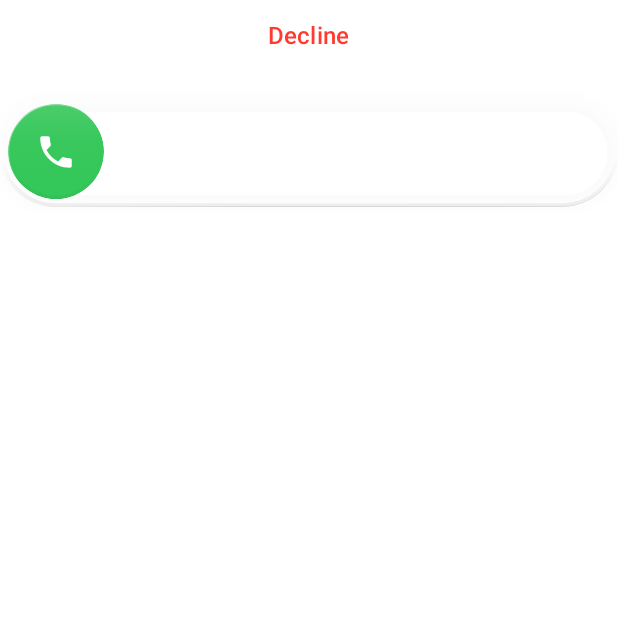
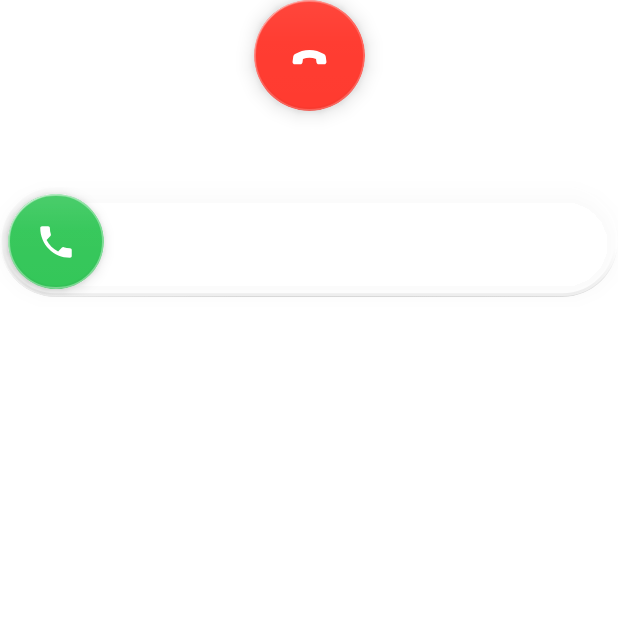
Before and after one commit to aswadhkrishna22-prog/Telvique, an Android app built with Jetpack Compose: the composable AppleSlideToAnswerPill called with empty values, on a phone screen of 412 x 824 dp, the top half of it. Run offline under Robolectric (Android 15) with nearby library versions, the phone set to English and light mode, and no system bars; libraries missing offline, so code that uses them is left out: com.kyant.backdrop, dev.chrisbanes.haze, io.github.fletchmckee.liquid; 6 statements that could not run were skipped.

Commit message:
feat: replace circular accept button with iOS-inspired slide to answer on incoming call screen

```diff
--- a/app/src/main/java/com/telvique/phone/ui/call/CallActivity.kt
+++ b/app/src/main/java/com/telvique/phone/ui/call/CallActivity.kt
@@ -2,7 +2,6 @@ package com.telvique.phone.ui.call
 
 import android.Manifest
 import android.annotation.SuppressLint
-import android.app.KeyguardManager
 import android.content.Intent
 import android.content.pm.PackageManager
 import android.os.Build
@@ -20,12 +19,20 @@ import androidx.activity.enableEdgeToEdge
 import androidx.activity.result.contract.ActivityResultContracts
 import androidx.compose.animation.AnimatedVisibility
 import androidx.compose.animation.core.Animatable
+import androidx.compose.animation.core.LinearEasing
+import androidx.compose.animation.core.RepeatMode
+import androidx.compose.animation.core.Spring
+import androidx.compose.animation.core.animateFloat
+import androidx.compose.animation.core.infiniteRepeatable
+import androidx.compose.animation.core.rememberInfiniteTransition
 import androidx.compose.animation.core.spring
+import androidx.compose.animation.core.tween
 import androidx.compose.animation.fadeIn
 import androidx.compose.animation.fadeOut
 import androidx.compose.foundation.background
 import androidx.compose.foundation.border
 import androidx.compose.foundation.clickable
+import androidx.compose.foundation.interaction.MutableInteractionSource
 import androidx.compose.foundation.gestures.detectHorizontalDragGestures
 import androidx.compose.foundation.layout.Arrangement
 import androidx.compose.foundation.layout.Box
@@ -44,6 +51,7 @@ import androidx.compose.foundation.layout.safeDrawingPadding
 import androidx.compose.foundation.layout.size
 import androidx.compose.foundation.layout.statusBarsPadding
 import androidx.compose.foundation.layout.width
+import androidx.compose.foundation.layout.widthIn
 import androidx.compose.foundation.lazy.LazyColumn
 import androidx.compose.foundation.lazy.items
 import androidx.compose.foundation.shape.CircleShape
@@ -97,6 +105,7 @@ import androidx.compose.ui.platform.LocalHapticFeedback
 import androidx.compose.ui.res.stringResource
 import androidx.compose.ui.semantics.Role
 import androidx.compose.ui.semantics.contentDescription
+import androidx.compose.ui.semantics.onClick
 import androidx.compose.ui.semantics.role
 import androidx.compose.ui.semantics.semantics
 import androidx.compose.ui.semantics.stateDescription
@@ -286,9 +295,6 @@ private fun CallScreen(
     var showParticipantsSheet by remember { mutableStateOf(false) }
     var showVerifyCallerSheet by remember { mutableStateOf(false) }
     var elapsedSeconds by remember { mutableLongStateOf(0L) }
-    val isDeviceLocked = remember(primary?.id, primary?.phase) {
-        context.getSystemService(KeyguardManager::class.java)?.isKeyguardLocked == true
-    }
 
     LaunchedEffect(primary?.id, primary?.phase, primary?.connectTimeMillis) {
         if (primary != null && primary.phase == CallPhase.ACTIVE && primary.connectTimeMillis > 0L) {
@@ -657,36 +663,17 @@ private fun CallScreen(
                                 onClick = { onAnswerAndHoldOthers(primary.id) }
                             )
                         }
-                    } else if (isDeviceLocked) {
+                    } else {
                         AppleSlideToAnswerPill(
                             backdrop = posterBackdrop,
+                            callPhase = primary.phase,
+                            callId = primary.id,
                             onAnswer = { onAnswer(primary.id) },
                             onDecline = { onDecline(primary.id) },
                             modifier = Modifier
                                 .fillMaxWidth()
                                 .padding(bottom = 24.dp)
                         )
-                    } else {
-                        Row(
-                            modifier = Modifier
-                                .fillMaxWidth()
-                                .padding(bottom = 26.dp),
-                            horizontalArrangement = Arrangement.SpaceEvenly,
-                            verticalAlignment = Alignment.CenterVertically
-                        ) {
-                            AppleSolidCallCircle(
-                                icon = ApplePhoneIcons.PhoneDownFill,
-                                label = "Decline",
-                                containerColor = TelviqueColors.CallRed,
-                                onClick = { onDecline(primary.id) }
-                            )
-                            AppleSolidCallCircle(
-                                icon = ApplePhoneIcons.PhoneFill,
-                                label = "Accept",
-                                containerColor = TelviqueColors.CallGreen,
-                                onClick = { onAnswer(primary.id) }
-                            )
-                        }
                     }
                 } else {
                     AnimatedVisibility(
@@ -1798,6 +1785,8 @@ private fun AppleInCallDtmfKeypad(
 @Composable
 private fun AppleSlideToAnswerPill(
     backdrop: Backdrop?,
+    callPhase: CallPhase,
+    callId: String,
     onAnswer: () -> Unit,
     onDecline: () -> Unit,
     modifier: Modifier = Modifier
@@ -1806,75 +1795,196 @@ private fun AppleSlideToAnswerPill(
     val haptics = LocalHapticFeedback.current
     val scope = rememberCoroutineScope()
 
+    var isAnswerTriggered by remember(callId) { mutableStateOf(false) }
+    var isDeclineTriggered by remember(callId) { mutableStateOf(false) }
+    val offsetX = remember(callId) { Animatable(0f) }
+
+    LaunchedEffect(callPhase, callId) {
+        if (callPhase != CallPhase.RINGING) {
+            isAnswerTriggered = false
+            isDeclineTriggered = false
+            offsetX.snapTo(0f)
+        }
+    }
+
     Column(
         modifier = modifier,
         horizontalAlignment = Alignment.CenterHorizontally,
-        verticalArrangement = Arrangement.spacedBy(16.dp)
-    ) {
-        TextButton(onClick = onDecline) {
-            Text(
-                text = "Decline",
-                color = TelviqueColors.CallRed,
-                fontSize = 16.sp,
-                fontWeight = FontWeight.SemiBold
-            )
-        }
-
+        verticalArrangement = Arrangement.spacedBy(20.dp)
+    ) {
+        // Separate, clearly accessible red Decline action
+        AppleSolidCallCircle(
+            icon = ApplePhoneIcons.PhoneDownFill,
+            label = "Decline",
+            containerColor = TelviqueColors.CallRed,
+            onClick = {
+                if (!isDeclineTriggered && !isAnswerTriggered && callPhase == CallPhase.RINGING) {
+                    isDeclineTriggered = true
+                    onDecline()
+                }
+            }
+        )
+
+        // Slide to Answer Track
         BoxWithConstraints(
             modifier = Modifier
                 .fillMaxWidth()
+                .widthIn(max = 420.dp)
                 .height(74.dp)
+        ) {
+            val thumbSize = 64.dp
+            val trackPadding = 5.dp
+            val maxDragPx = with(density) {
+                (maxWidth - (trackPadding * 2) - thumbSize).toPx().coerceAtLeast(1f)
+            }
+            val completionThreshold = maxDragPx * 0.72f
+
+            // Infinite shimmer transition across the track
+            val infiniteTransition = rememberInfiniteTransition(label = "shimmer_transition")
+            val shimmerProgress by infiniteTransition.animateFloat(
+                initialValue = 0f,
+                targetValue = 1f,
+                animationSpec = infiniteRepeatable(
+                    animation = tween(durationMillis = 2400, easing = LinearEasing),
+                    repeatMode = RepeatMode.Restart
+                ),
+                label = "shimmer_progress"
+            )
+
+            val trackWidthPx = with(density) { maxWidth.toPx() }
+            val shimmerBrush = remember(shimmerProgress, trackWidthPx) {
+                val startX = -trackWidthPx + (shimmerProgress * trackWidthPx * 2f)
+                Brush.linearGradient(
+                    colors = listOf(
+                        Color.White.copy(alpha = 0.35f),
+                        Color.White.copy(alpha = 0.95f),
+                        Color.White.copy(alpha = 0.35f)
+                    ),
+                    start = Offset(startX, 0f),
+                    end = Offset(startX + (trackWidthPx * 0.45f).coerceAtLeast(100f), 0f)
+                )
+            }
+
+            fun triggerAnswer() {
+                if (!isAnswerTriggered && !isDeclineTriggered && callPhase == CallPhase.RINGING) {
+                    isAnswerTriggered = true
+                    haptics.performHapticFeedback(HapticFeedbackType.LongPress)
+                    scope.launch {
+                        offsetX.animateTo(
+                            targetValue = maxDragPx,
+                            animationSpec = spring(
+                                dampingRatio = Spring.DampingRatioLowBouncy,
+                                stiffness = Spring.StiffnessMediumLow
+                            )
+                        )
+                        if (callPhase == CallPhase.RINGING) {
+                            onAnswer()
+                        }
+                    }
+                }
+            }
+
+            Box(
+                modifier = Modifier
+                    .fillMaxSize()
                     .backdropLiquidGlass(
                         backdrop = backdrop,
                         shape = CircleShape,
                         isDark = true,
                         interactive = false,
                         hasLens = false,
-                    scrimAlpha = 0.24f,
+                        scrimAlpha = 0.28f,
                         fallbackTint = Color.White.copy(alpha = 0.16f)
                     )
+                    .border(1.dp, Color.White.copy(alpha = 0.22f), CircleShape)
                     .clip(CircleShape)
-                .padding(5.dp)
-        ) {
-            val thumbSize = 64.dp
-            val maxDragPx = with(density) { (maxWidth - thumbSize).toPx().coerceAtLeast(1f) }
-            val offsetX = remember { Animatable(0f) }
-
-            Text(
-                text = "slide to answer",
-                color = Color.White.copy(alpha = (1f - offsetX.value / maxDragPx).coerceIn(0.15f, 0.85f)),
+                    .padding(trackPadding)
+                    .semantics(mergeDescendants = true) {
+                        role = Role.Button
+                        contentDescription = "Slide to answer incoming call"
+                        stateDescription = if (isAnswerTriggered) "Answering" else "Ready to slide"
+                        onClick(label = "Answer incoming call") {
+                            triggerAnswer()
+                            true
+                        }
+                    }
+            ) {
+                val textAlpha = (1f - (offsetX.value / maxDragPx) * 1.5f).coerceIn(0f, 1f)
+
+                Text(
+                    text = "slide to answer  ›",
+                    style = TextStyle(
+                        brush = shimmerBrush,
                         fontSize = 17.sp,
                         fontWeight = FontWeight.Medium,
-                modifier = Modifier.align(Alignment.Center)
-            )
-
+                        letterSpacing = 0.3.sp
+                    ),
+                    modifier = Modifier
+                        .align(Alignment.Center)
+                        .alpha(textAlpha)
+                )
+
+                // Draggable Green Circular Thumb
                 Box(
                     modifier = Modifier
                         .offset { IntOffset(offsetX.value.roundToInt(), 0) }
                         .size(thumbSize)
+                        .shadow(elevation = 6.dp, shape = CircleShape, clip = false)
                         .clip(CircleShape)
                         .background(TelviqueColors.CallGreen, CircleShape)
-                    .liquidBubbleHighlight(isDark = false, cornerFraction = 0.5f) { 0.8f }
-                    .pointerInput(maxDragPx) {
+                        .border(1.dp, Color.White.copy(alpha = 0.35f), CircleShape)
+                        .liquidBubbleHighlight(isDark = false, cornerFraction = 0.5f) { 0.85f }
+                        .clickable(
+                            interactionSource = remember { MutableInteractionSource() },
+                            indication = null,
+                            enabled = !isAnswerTriggered && !isDeclineTriggered && callPhase == CallPhase.RINGING
+                        ) {
+                            // Accessible single-tap fallback for users unable to swipe
+                            triggerAnswer()
+                        }
+                        .pointerInput(maxDragPx, isAnswerTriggered, isDeclineTriggered, callPhase) {
+                            if (isAnswerTriggered || isDeclineTriggered || callPhase != CallPhase.RINGING) return@pointerInput
                             detectHorizontalDragGestures(
+                                onDragStart = { /* started dragging */ },
                                 onDragEnd = {
-                                if (offsetX.value >= maxDragPx * 0.72f) {
-                                    haptics.performHapticFeedback(HapticFeedbackType.LongPress)
+                                    if (isAnswerTriggered || isDeclineTriggered || callPhase != CallPhase.RINGING) return@onDragEnd
+                                    if (offsetX.value >= completionThreshold) {
+                                        triggerAnswer()
+                                    } else {
                                         scope.launch {
-                                        offsetX.animateTo(maxDragPx, spring())
-                                        onAnswer()
-                                    }
-                                } else {
-                                    scope.launch { offsetX.animateTo(0f, spring()) }
+                                            offsetX.animateTo(
+                                                targetValue = 0f,
+                                                animationSpec = spring(
+                                                    dampingRatio = Spring.DampingRatioLowBouncy,
+                                                    stiffness = Spring.StiffnessMediumLow
+                                                )
+                                            )
+                                        }
                                     }
                                 },
                                 onDragCancel = {
-                                scope.launch { offsetX.animateTo(0f, spring()) }
+                                    if (!isAnswerTriggered) {
+                                        scope.launch {
+                                            offsetX.animateTo(
+                                                targetValue = 0f,
+                                                animationSpec = spring(
+                                                    dampingRatio = Spring.DampingRatioLowBouncy,
+                                                    stiffness = Spring.StiffnessMediumLow
+                                                )
+                                            )
+                                        }
+                                    }
                                 }
                             ) { change, dragAmount ->
+                                if (!isAnswerTriggered && !isDeclineTriggered && callPhase == CallPhase.RINGING) {
                                     change.consume()
+                                    val targetOffset = (offsetX.value + dragAmount).coerceIn(0f, maxDragPx)
                                     scope.launch {
-                                offsetX.snapTo((offsetX.value + dragAmount).coerceIn(0f, maxDragPx))
+                                        offsetX.snapTo(targetOffset)
+                                    }
+                                    if (targetOffset >= maxDragPx) {
+                                        triggerAnswer()
+                                    }
                                 }
                             }
                         },
@@ -1886,6 +1996,7 @@ private fun AppleSlideToAnswerPill(
                         tint = Color.White,
                         modifier = Modifier.size(28.dp)
                     )
+                }
             }
         }
     }
```
Also changed, not shown: 1 other file. Lines whose indentation alone changed are shown as unchanged.
